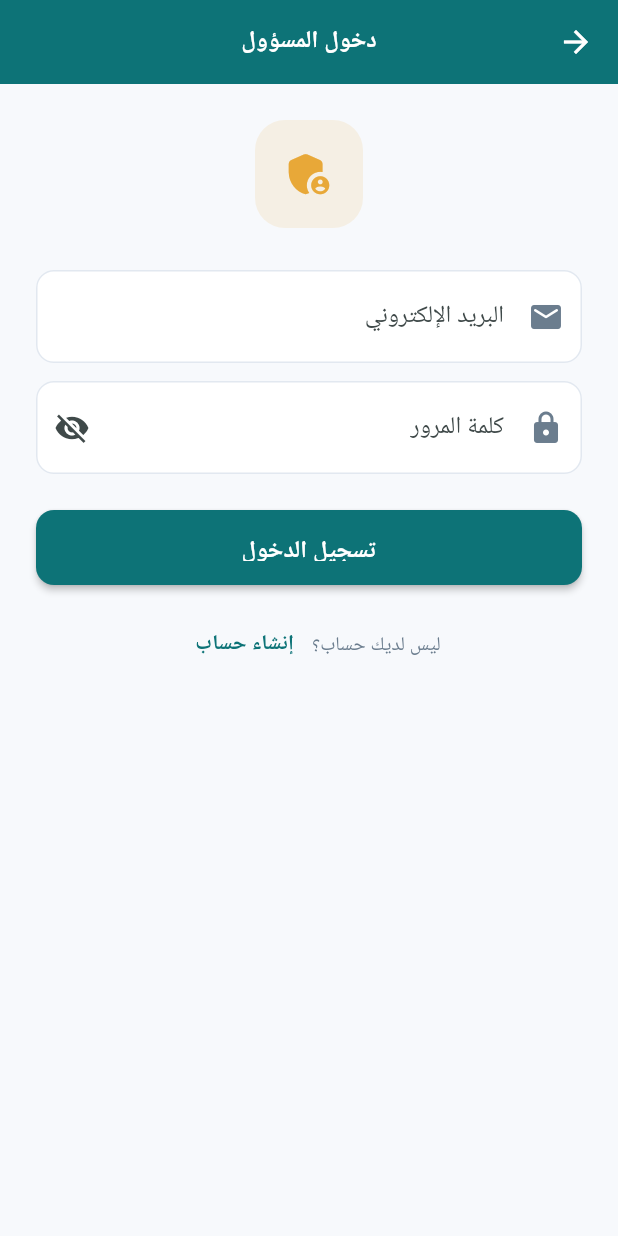
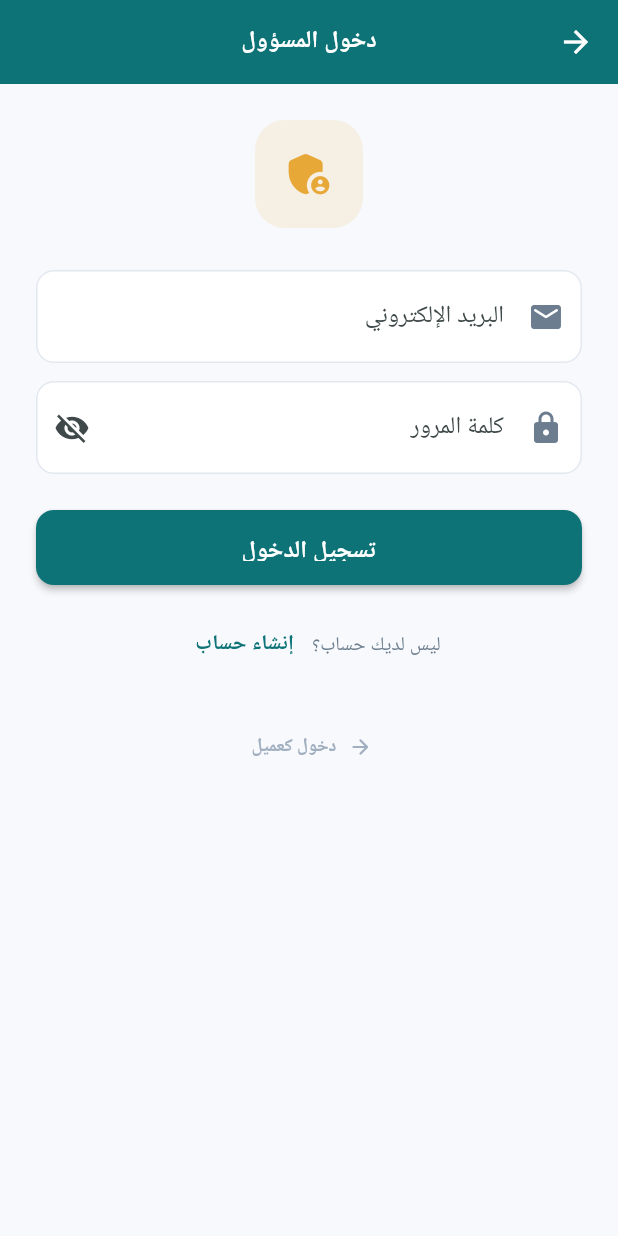
Before and after one commit to hes12ham/Qestak, a Flutter app: the AdminAuthScreen screen opened by its route, on a phone screen of 412 x 824 dp. Run offline on Flutter 3.47's test engine with Material 3 defaults, Android fonts, the phone set to English and light mode, and no system bars; our stand-ins replace cloud_firestore, file_picker, firebase_core, fl_chart, flutter_local_notifications, google_fonts and 2 more; missing offline and left inert: excel; accounts and stored records are empty; Roboto replaces fonts that are missing (Cairo).

Commit message:
UI: Remove role choice screen, customer login is now the main entry
- Splash → Customer login directly (no more role selection screen)
- Customer login: app logo + login form + 'دخول كمسؤول' link at bottom
- Admin login: added 'دخول كعميل' back link
- Language toggle on customer login screen
- Cleaner flow: 90% of users are customers, admin access is secondary

```diff
--- a/lib/screens/auth/admin_auth_screen.dart
+++ b/lib/screens/auth/admin_auth_screen.dart
@@ -189,6 +189,20 @@ class _AdminAuthScreenState extends State<AdminAuthScreen> {
                   ),
                 ],
               ),
+
+              const SizedBox(height: 20),
+
+              // Back to customer login
+              Center(
+                child: TextButton.icon(
+                  onPressed: () => Navigator.pop(context),
+                  icon: Icon(Icons.arrow_back_rounded,
+                      color: AppColors.textHint, size: 16),
+                  label: Text(l10n.translate('enterAsCustomer'),
+                      style: TextStyle(fontSize: 12,
+                          color: AppColors.textHint)),
+                ),
+              ),
             ],
           ),
         ),
--- a/lib/screens/splash_screen.dart
+++ b/lib/screens/splash_screen.dart
@@ -25,7 +25,7 @@ class _SplashScreenState extends State<SplashScreen>
       CurvedAnimation(parent: _controller, curve: Curves.elasticOut));
     _controller.forward();
     Future.delayed(const Duration(seconds: 3), () {
-      if (mounted) Navigator.pushReplacementNamed(context, AppRoutes.roleChoice);
+      if (mounted) Navigator.pushReplacementNamed(context, AppRoutes.customerLogin);
     });
   }
 
```
Also changed, not shown: lib/screens/auth/customer_auth_screen.dart (+59 -14 lines).
